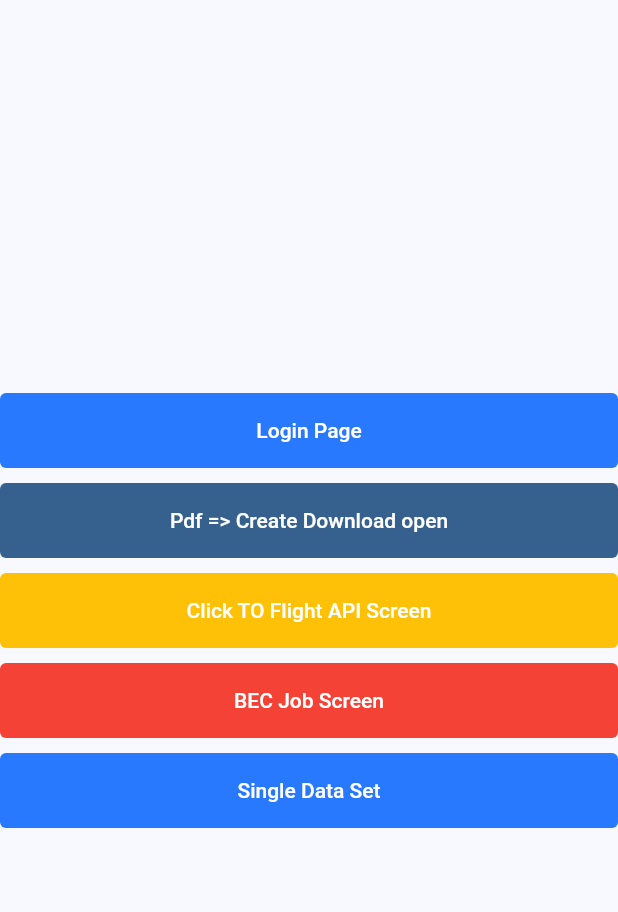
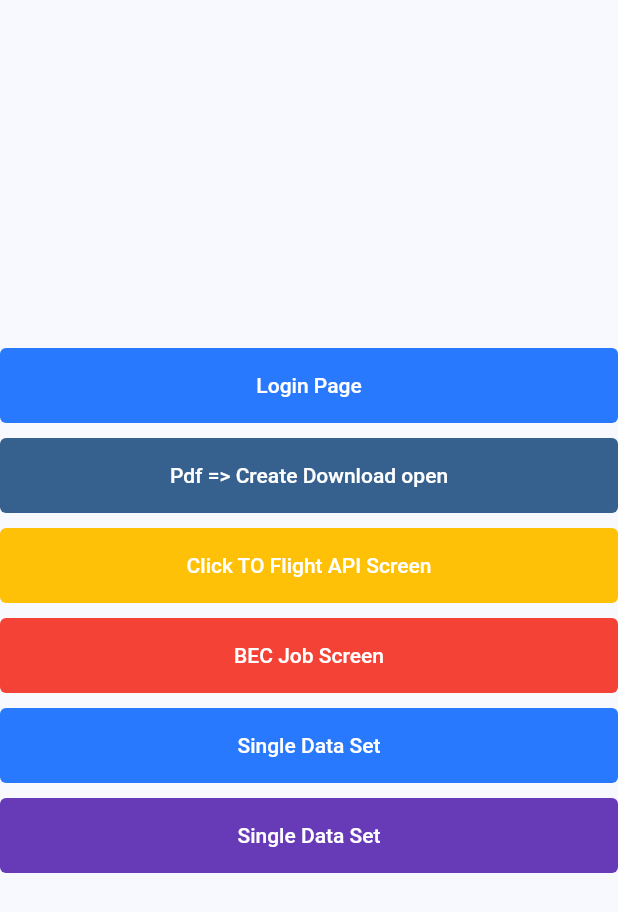
Before and after one commit to MYOUSUFFS/MyFeatureApp, a Flutter app: the MyFeature screen opened directly, on a phone screen of 412 x 824 dp. Shown: the top 912 px of the screen. Run offline on Flutter 3.47's test engine with Material 2 defaults, Android fonts, the phone set to English and light mode, and no system bars; our stand-ins replace hexcolor, open_file; missing offline and left inert: syncfusion_flutter_pdf; network calls fail.

Commit message:
nested data

```diff
--- /dev/null
+++ b/lib/model/little_big_model.dart
@@ -0,0 +1,81 @@
+// To parse this JSON data, do
+//
+//     final littleBig = littleBigFromJson(jsonString);
+
+import 'dart:convert';
+
+LittleBig littleBigFromJson(String str) => LittleBig.fromJson(json.decode(str));
+
+String littleBigToJson(LittleBig data) => json.encode(data.toJson());
+
+class LittleBig {
+  LittleBig({
+    required this.data,
+    required this.support,
+  });
+
+  Data data;
+  Support support;
+
+  factory LittleBig.fromJson(Map<String, dynamic> json) => LittleBig(
+        data: Data.fromJson(json["data"]),
+        support: Support.fromJson(json["support"]),
+      );
+
+  Map<String, dynamic> toJson() => {
+        "data": data.toJson(),
+        "support": support.toJson(),
+      };
+}
+
+class Data {
+  Data({
+    this.id,
+    this.email,
+    this.firstName,
+    this.lastName,
+    this.avatar,
+  });
+
+  int? id;
+  String? email;
+  String ?firstName;
+  String ?lastName;
+  String ?avatar;
+
+  factory Data.fromJson(Map<String, dynamic> json) => Data(
+        id: json["id"],
+        email: json["email"],
+        firstName: json["first_name"],
+        lastName: json["last_name"],
+        avatar: json["avatar"],
+      );
+
+  Map<String, dynamic> toJson() => {
+        "id": id,
+        "email": email,
+        "first_name": firstName,
+        "last_name": lastName,
+        "avatar": avatar,
+      };
+}
+
+class Support {
+  Support({
+    this.url,
+    this.text,
+  });
+
+  String? url;
+  String? text;
+
+  factory Support.fromJson(Map<String, dynamic> json) => Support(
+        url: json["url"],
+        text: json["text"],
+      );
+
+  Map<String, dynamic> toJson() => {
+        "url": url,
+        "text": text,
+      };
+}
--- a/lib/screens/master.dart/my_feature.dart
+++ b/lib/screens/master.dart/my_feature.dart
@@ -2,6 +2,7 @@
 
 import 'package:flutter/material.dart';
 import 'package:retry_build_api/screens/bec_api.dart';
+import 'package:retry_build_api/screens/little_big_single_api.dart';
 import 'package:retry_build_api/screens/pdf_downloaded.dart';
 import 'package:retry_build_api/screens/single_api_handle.dart';
 
@@ -118,6 +119,25 @@ class _MyFeatureState extends State<MyFeature> {
                 ),
               ),
               heightShotCut(10),
+              TextButton(
+                style: TextButton.styleFrom(
+                  // Foreground color
+                  foregroundColor: Theme.of(context).colorScheme.onPrimary,
+                  backgroundColor: Colors.deepPurple,
+                  minimumSize: Size.fromHeight(50),
+                ).copyWith(elevation: ButtonStyleButton.allOrNull(0.0)),
+                onPressed: () {
+                  Navigator.of(context).push(
+                    MaterialPageRoute(
+                      builder: (context) => const LittleBigApi(),
+                    ),
+                  );
+                },
+                child: const Text(
+                  'Single Data Set',
+                ),
+              ),
+              heightShotCut(10),
             ],
           ),
         ),
```
Also changed, not shown: lib/screens/little_big_single_api.dart (added, +55 -0 lines), lib/model/single_api_model.g.dart (deleted).
